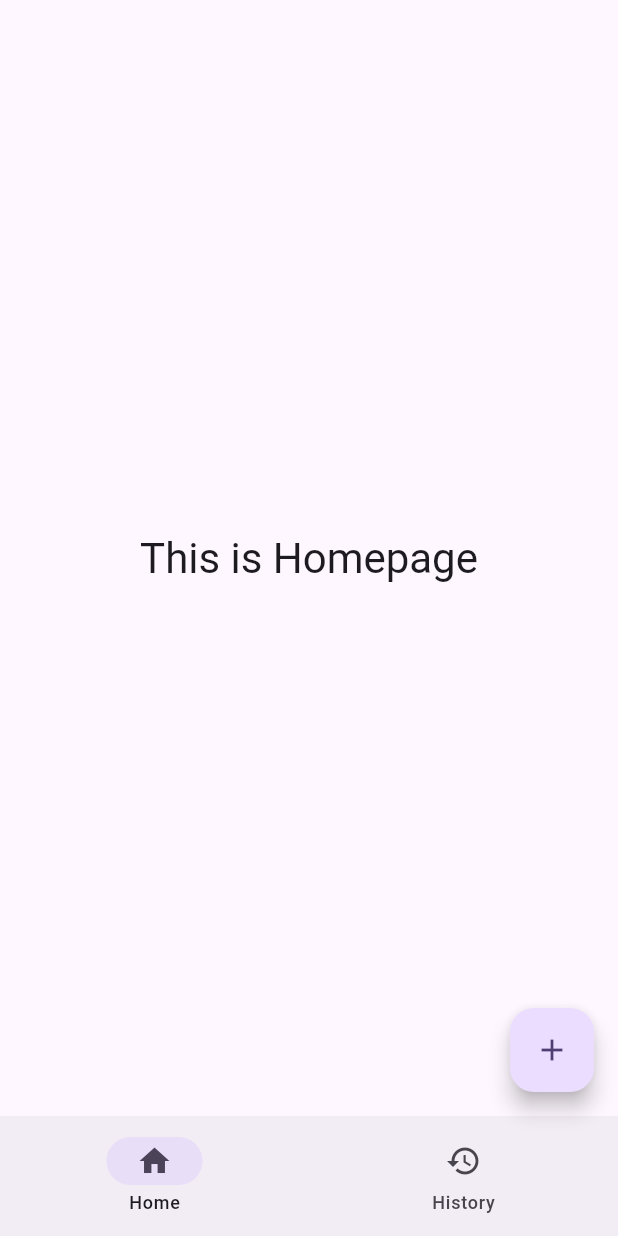
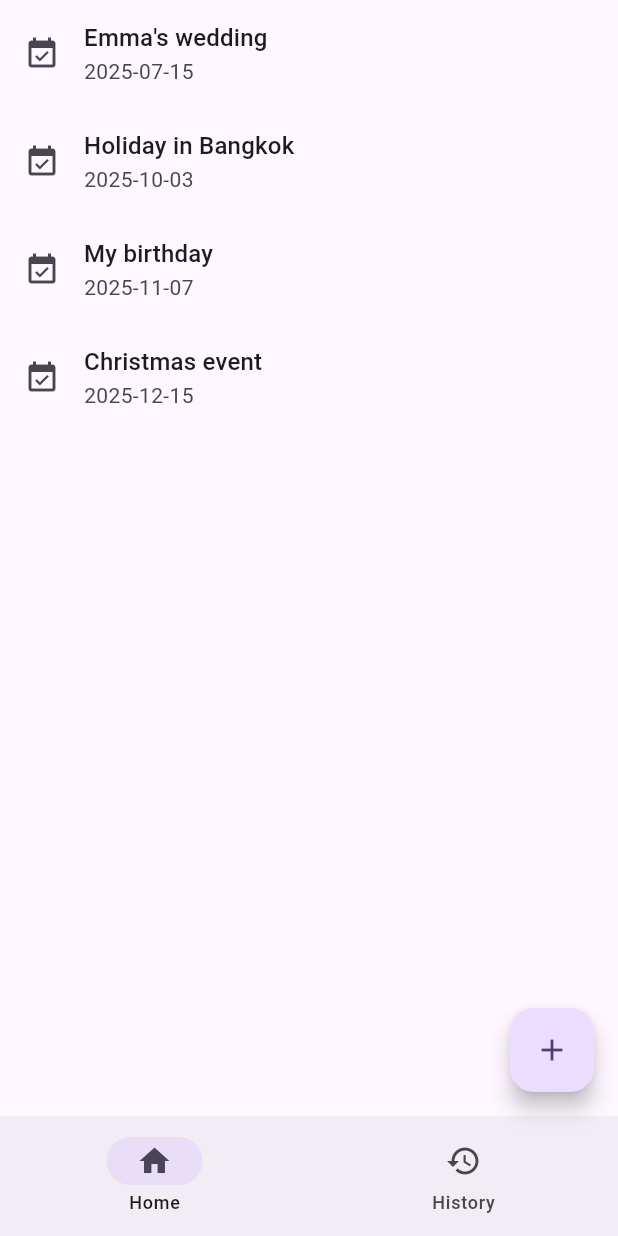
Before and after one commit to ChiekoN/Flutter-go_router, a Flutter app: the screen it shows after launch, on a phone screen of 412 x 824 dp. Run offline on Flutter 3.47's test engine with Material 3 defaults, Android fonts, the light colour scheme and no system bars; our stand-ins replace go_router, universal_platform; missing offline and left inert: desktop_window.

Commit message:
Show sample list items in toplist page and connect to the corresponding detail page

```diff
--- a/lib/src/pages/detail/detail.dart
+++ b/lib/src/pages/detail/detail.dart
@@ -4,8 +4,8 @@ import 'package:go_router/go_router.dart';
 import '../../shared/router.dart';
 
 class DateDetailPage extends StatelessWidget {
-  final String? id;
-  const DateDetailPage({this.id, super.key,});
+  final String? index;
+  const DateDetailPage({this.index, super.key,});
 
   @override
   Widget build(BuildContext context) {
@@ -15,7 +15,7 @@ class DateDetailPage extends StatelessWidget {
           mainAxisAlignment: MainAxisAlignment.center,
           children: <Widget>[
             Text(
-              'This is a detail page for $id',
+              'This is a detail page for $index.',
               style: Theme.of(context).textTheme.headlineMedium,
             ),
           ],
--- a/lib/src/pages/toplist/toplist.dart
+++ b/lib/src/pages/toplist/toplist.dart
@@ -2,6 +2,7 @@ import 'package:flutter/material.dart';
 import 'package:go_router/go_router.dart';
 
 import '../../shared/router.dart';
+import '../../shared/classes/date_info.dart';
 
 class TopListPage extends StatefulWidget {
   const TopListPage({super.key});
@@ -12,18 +13,45 @@ class TopListPage extends StatefulWidget {
 
 class _TopListPageState extends State<TopListPage> {
 
+  List<MyDate> items = MyDateProvider.samples;
+
   @override
   Widget build(BuildContext context) {
-    return Center(
-      child: Column(
-        mainAxisAlignment: MainAxisAlignment.center,
-        children: <Widget>[
-          Text(
-            'This is Homepage',
-            style: Theme.of(context).textTheme.headlineMedium,
+    return ListView.builder(
+      itemCount: items.length,
+      itemBuilder: (context, index) {
+        final item = items[index];
+        return Dismissible(
+          key: ValueKey<MyDate>(item),
+          direction: DismissDirection.endToStart, // Only allow to swipe right-to-left
+          dismissThresholds: {
+            DismissDirection.endToStart: 0.3,
+          },
+          onDismissed: (direction) {
+            setState((){
+              items.removeAt(index);
+            });
+            ScaffoldMessenger.of(context)
+              .showSnackBar(SnackBar(content: Text('${item.title} dismissed')));
+          },
+          background: Container(
+              color: Colors.red,
+              child: Icon(Icons.delete, color: Colors.white),
           ),
-        ],
-      ),
+          child: ListTile(
+            leading: Icon(
+                Icons.event_available,
+              ),
+            title: Text(item.title,
+              style: Theme.of(context).textTheme.titleMedium,
+            ),
+            subtitle: Text(item.dateString),
+            onTap:() {
+              context.go('/${AppRoutes.detail}/${index.toString()}');
+            }
+          )
+        );
+      }
     );
   }
 }
--- a/lib/src/shared/classes/date_info.dart
+++ b/lib/src/shared/classes/date_info.dart
@@ -16,3 +16,28 @@ class MyDate {
   String get dateString => '${date.toLocal()}'.split(' ')[0];
 
 }
+
+class MyDateProvider {
+  static List<MyDate> samples = [
+    MyDate(
+      date: DateTime(2025, 7, 15),
+      title: 'Emma\'s wedding',
+      memo: 'At Crown Hall at 11:00am',
+    ),
+    MyDate(
+      date: DateTime(2025, 10, 3),
+      title: 'Holiday in Bangkok',
+      memo: 'Return on 10/8',
+    ),
+    MyDate(
+      date: DateTime(2025, 11, 7),
+      title: 'My birthday',
+      memo: 'No plan yet',
+    ),
+    MyDate(
+      date: DateTime(2025, 12, 15),
+      title: 'Christmas event',
+      memo: 'No plan yet',
+    ),
+  ] ;
+}
--- a/lib/src/shared/router.dart
+++ b/lib/src/shared/router.dart
@@ -60,7 +60,7 @@ final appRouter = GoRouter(
           path: '${AppRoutes.detail}/:index',
           pageBuilder: (context, state) => NoTransitionPage(
             child: DateDetailPage(
-              id: state.pathParameters['index']
+              index: state.pathParameters['index']
             ),
           ),
         ),
```
